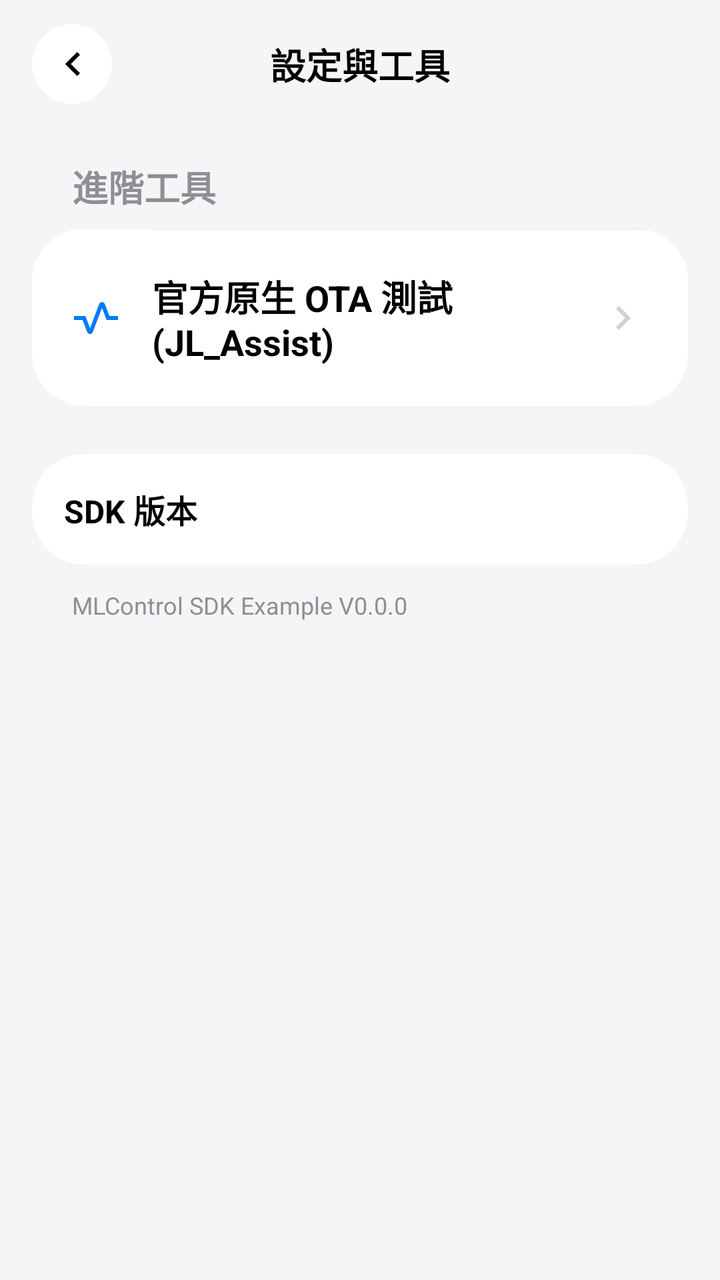
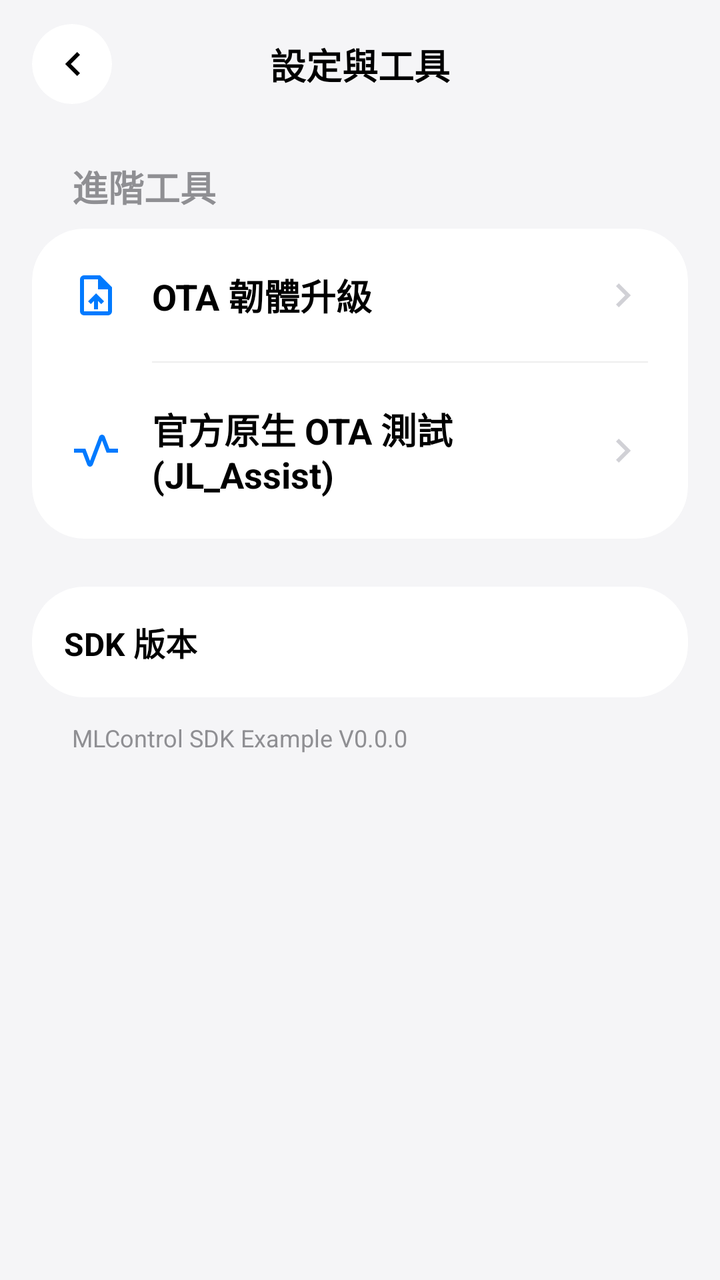

Compare the two renders of this Android layout. The source of the first and the diff that turns it into the second are given below.
<!-- AndroidManifest.xml: application theme Theme.MLControlCore -->
<!-- res/layout/fragment_settings_and_tools.xml -->
<?xml version="1.0" encoding="utf-8"?>
<androidx.constraintlayout.widget.ConstraintLayout xmlns:android="http://schemas.android.com/apk/res/android"
    xmlns:app="http://schemas.android.com/apk/res-auto"
    xmlns:tools="http://schemas.android.com/tools"
    android:layout_width="match_parent"
    android:layout_height="match_parent"
    android:background="#F5F5F7">

    <androidx.constraintlayout.widget.ConstraintLayout
        android:id="@+id/layoutTopBar"
        android:layout_width="match_parent"
        android:layout_height="64dp"
        app:layout_constraintTop_toTopOf="parent">

        <androidx.cardview.widget.CardView
            android:id="@+id/btnBack"
            android:layout_width="40dp"
            android:layout_height="40dp"
            android:layout_marginStart="16dp"
            app:cardBackgroundColor="@color/white"
            app:cardCornerRadius="20dp"
            app:cardElevation="0dp"
            app:layout_constraintBottom_toBottomOf="parent"
            app:layout_constraintStart_toStartOf="parent"
            app:layout_constraintTop_toTopOf="parent">

            <ImageView
                android:layout_width="24dp"
                android:layout_height="24dp"
                android:layout_gravity="center"
                android:src="@drawable/keyboard_arrow_down_24px"
                android:rotation="90"
                app:tint="@color/black" />
        </androidx.cardview.widget.CardView>

        <TextView
            android:id="@+id/tvTitle"
            android:layout_width="wrap_content"
            android:layout_height="wrap_content"
            android:text="設定與工具"
            android:textColor="@color/black"
            android:textSize="18sp"
            android:textStyle="bold"
            app:layout_constraintBottom_toBottomOf="parent"
            app:layout_constraintEnd_toEndOf="parent"
            app:layout_constraintStart_toStartOf="parent"
            app:layout_constraintTop_toTopOf="parent" />

    </androidx.constraintlayout.widget.ConstraintLayout>

    <androidx.core.widget.NestedScrollView
        android:layout_width="match_parent"
        android:layout_height="0dp"
        app:layout_constraintBottom_toBottomOf="parent"
        app:layout_constraintTop_toBottomOf="@id/layoutTopBar">

        <LinearLayout
            android:layout_width="match_parent"
            android:layout_height="wrap_content"
            android:orientation="vertical"
            android:padding="16dp">

            <LinearLayout
                android:id="@+id/layoutLogSection"
                android:layout_width="match_parent"
                android:layout_height="wrap_content"
                android:layout_marginBottom="24dp"
                android:visibility="gone"
                android:orientation="vertical">

                <TextView
                    android:layout_width="match_parent"
                    android:layout_height="wrap_content"
                    android:layout_marginStart="8dp"
                    android:layout_marginBottom="8dp"
                    android:text="日誌與除錯"
                    android:textColor="#9E9E9E"
                    android:textSize="14sp"
                    android:textStyle="bold" />

                <com.google.android.material.card.MaterialCardView
                    android:layout_width="match_parent"
                    android:layout_height="wrap_content"
                    app:cardBackgroundColor="@color/white"
                    app:cardCornerRadius="20dp"
                    app:cardElevation="0dp"
                    app:strokeWidth="0dp">

                    <LinearLayout
                        android:layout_width="match_parent"
                        android:layout_height="wrap_content"
                        android:orientation="vertical">

                        
                        <androidx.constraintlayout.widget.ConstraintLayout
                            android:layout_width="match_parent"
                            android:layout_height="wrap_content"
                            android:padding="16dp">

                            <LinearLayout
                                android:layout_width="0dp"
                                android:layout_height="wrap_content"
                                android:orientation="vertical"
                                app:layout_constraintBottom_toBottomOf="parent"
                                app:layout_constraintEnd_toStartOf="@+id/swLowLevelLog"
                                app:layout_constraintStart_toStartOf="parent"
                                app:layout_constraintTop_toTopOf="parent">

                                <TextView
                                    android:layout_width="wrap_content"
                                    android:layout_height="wrap_content"
                                    android:text="顯示底層通訊日誌"
                                    android:textColor="@color/black"
                                    android:textSize="16sp"
                                    android:textStyle="bold" />

                                <TextView
                                    android:layout_width="wrap_content"
                                    android:layout_height="wrap_content"
                                    android:text="將 [MLCore] 原始封包顯示在 LogView"
                                    android:textColor="#9E9E9E"
                                    android:textSize="12sp" />
                            </LinearLayout>

                            <androidx.appcompat.widget.SwitchCompat
                                android:id="@+id/swLowLevelLog"
                                android:layout_width="wrap_content"
                                android:layout_height="wrap_content"
                                app:layout_constraintBottom_toBottomOf="parent"
                                app:layout_constraintEnd_toEndOf="parent"
                                app:layout_constraintTop_toTopOf="parent"
                                app:thumbTint="@color/white"
                                app:trackTint="@color/switch_track_selector" />

                        </androidx.constraintlayout.widget.ConstraintLayout>

                        <View
                            android:layout_width="match_parent"
                            android:layout_height="0.5dp"
                            android:layout_marginStart="16dp"
                            android:background="#EEEEEE" />

                        
                        <androidx.constraintlayout.widget.ConstraintLayout
                            android:layout_width="match_parent"
                            android:layout_height="wrap_content"
                            android:padding="16dp">

                        <LinearLayout
                            android:layout_width="0dp"
                            android:layout_height="wrap_content"
                            android:orientation="vertical"
                            app:layout_constraintBottom_toBottomOf="parent"
                            app:layout_constraintEnd_toStartOf="@+id/swToastLog"
                            app:layout_constraintStart_toStartOf="parent"
                            app:layout_constraintTop_toTopOf="parent">

                            <TextView
                                android:layout_width="wrap_content"
                                android:layout_height="wrap_content"
                                android:text="顯示浮動日誌提示 (Toast)"
                                android:textColor="@color/black"
                                android:textSize="16sp"
                                android:textStyle="bold" />

                            <TextView
                                android:layout_width="wrap_content"
                                android:layout_height="wrap_content"
                                android:text="在螢幕下方顯示黑底白字日誌"
                                android:textColor="#9E9E9E"
                                android:textSize="12sp" />
                        </LinearLayout>

                        <androidx.appcompat.widget.SwitchCompat
                            android:id="@+id/swToastLog"
                            android:layout_width="wrap_content"
                            android:layout_height="wrap_content"
                            android:checked="true"
                            app:layout_constraintBottom_toBottomOf="parent"
                            app:layout_constraintEnd_toEndOf="parent"
                            app:layout_constraintTop_toTopOf="parent"
                            app:thumbTint="@color/white"
                            app:trackTint="@color/switch_track_selector" />

                    </androidx.constraintlayout.widget.ConstraintLayout>

                </LinearLayout>
            </com.google.android.material.card.MaterialCardView>
        </LinearLayout>

            <TextView
                android:layout_width="match_parent"
                android:layout_height="wrap_content"
                android:layout_marginStart="20dp"
                android:layout_marginBottom="8dp"
                android:text="進階工具"
                android:textColor="@color/system_dark_gray"
                android:textSize="18sp"
                android:textStyle="bold" />

            <com.google.android.material.card.MaterialCardView
                android:layout_width="match_parent"
                android:layout_height="wrap_content"
                app:cardBackgroundColor="@color/white"
                app:cardCornerRadius="26dp"
                app:cardElevation="0dp"
                app:strokeWidth="0dp">

                <LinearLayout
                    android:layout_width="match_parent"
                    android:layout_height="wrap_content"
                    android:orientation="vertical">

                    
                    <androidx.constraintlayout.widget.ConstraintLayout
                        android:id="@+id/cvOTAUpgrade"
                        android:layout_width="match_parent"
                        android:layout_height="wrap_content"
                        android:background="?attr/selectableItemBackground"
                        android:clickable="true"
                        android:focusable="true"
                        android:visibility="gone"
                        android:padding="20dp">

                        <ImageView
                            android:id="@+id/ivOTAUpgrade"
                            android:layout_width="24dp"
                            android:layout_height="24dp"
                            android:src="@drawable/upload_file_24px"
                            app:layout_constraintBottom_toBottomOf="parent"
                            app:layout_constraintStart_toStartOf="parent"
                            app:layout_constraintTop_toTopOf="parent"
                            app:tint="@color/system_blue" />

                        <TextView
                            android:layout_width="0dp"
                            android:layout_height="wrap_content"
                            android:layout_marginStart="16dp"
                            android:text="OTA 韌體升級"
                            android:textColor="@color/black"
                            android:textSize="18sp"
                            android:textStyle="bold"
                            app:layout_constraintBottom_toBottomOf="parent"
                            app:layout_constraintEnd_toStartOf="@+id/ivArrowUpgrade"
                            app:layout_constraintStart_toEndOf="@id/ivOTAUpgrade"
                            app:layout_constraintTop_toTopOf="parent" />

                        <ImageView
                            android:id="@+id/ivArrowUpgrade"
                            android:layout_width="24dp"
                            android:layout_height="24dp"
                            android:rotation="-90"
                            android:src="@drawable/keyboard_arrow_down_24px"
                            app:layout_constraintBottom_toBottomOf="parent"
                            app:layout_constraintEnd_toEndOf="parent"
                            app:layout_constraintTop_toTopOf="parent"
                            app:tint="@color/unSelected_gray" />

                    </androidx.constraintlayout.widget.ConstraintLayout>

                    <View
                        android:layout_width="match_parent"
                        android:layout_height="0.5dp"
                        android:layout_marginStart="60dp"
                        android:layout_marginEnd="20dp"
                        android:background="#EEEEEE" />

                    
                    <androidx.constraintlayout.widget.ConstraintLayout
                        android:id="@+id/cvOTA"
                        android:layout_width="match_parent"
                        android:layout_height="wrap_content"
                        android:background="?attr/selectableItemBackground"
                        android:clickable="true"
                        android:focusable="true"
                        android:padding="20dp">

                        <ImageView
                            android:id="@+id/ivOTA"
                            android:layout_width="24dp"
                            android:layout_height="24dp"
                            android:src="@drawable/vital_signs_24px"
                            app:layout_constraintBottom_toBottomOf="parent"
                            app:layout_constraintStart_toStartOf="parent"
                            app:layout_constraintTop_toTopOf="parent"
                            app:tint="@color/system_blue" />

                        <TextView
                            android:layout_width="0dp"
                            android:layout_height="wrap_content"
                            android:layout_marginStart="16dp"
                            android:text="官方原生 OTA 測試 (JL_Assist)"
                            android:textColor="@color/black"
                            android:textSize="18sp"
                            android:textStyle="bold"
                            app:layout_constraintBottom_toBottomOf="parent"
                            app:layout_constraintEnd_toStartOf="@+id/ivArrow"
                            app:layout_constraintStart_toEndOf="@id/ivOTA"
                            app:layout_constraintTop_toTopOf="parent" />

                        <ImageView
                            android:id="@+id/ivArrow"
                            android:layout_width="24dp"
                            android:layout_height="24dp"
                            android:rotation="-90"
                            android:src="@drawable/keyboard_arrow_down_24px"
                            app:layout_constraintBottom_toBottomOf="parent"
                            app:layout_constraintEnd_toEndOf="parent"
                            app:layout_constraintTop_toTopOf="parent"
                            app:tint="@color/unSelected_gray" />

                    </androidx.constraintlayout.widget.ConstraintLayout>

                </LinearLayout>
            </com.google.android.material.card.MaterialCardView>

            <com.google.android.material.card.MaterialCardView
                android:layout_width="match_parent"
                android:layout_height="wrap_content"
                android:layout_marginTop="24dp"
                app:cardBackgroundColor="@color/white"
                app:cardCornerRadius="26dp"
                app:cardElevation="0dp"
                app:strokeWidth="0dp">

                <androidx.constraintlayout.widget.ConstraintLayout
                    android:layout_width="match_parent"
                    android:layout_height="wrap_content"
                    android:padding="16dp">

                    <TextView
                        android:layout_width="wrap_content"
                        android:layout_height="wrap_content"
                        android:text="SDK 版本"
                        android:textColor="@color/black"
                        android:textSize="16sp"
                        android:textStyle="bold"
                        app:layout_constraintBottom_toBottomOf="parent"
                        app:layout_constraintStart_toStartOf="parent"
                        app:layout_constraintTop_toTopOf="parent"/>

                    <TextView
                        android:id="@+id/tvSDKVersion"
                        android:layout_width="wrap_content"
                        android:layout_height="wrap_content"
                        android:text=""
                        android:textColor="@color/system_dark_gray"
                        android:textSize="16sp"
                        android:textStyle="bold"
                        app:layout_constraintBottom_toBottomOf="parent"
                        app:layout_constraintEnd_toEndOf="parent"
                        app:layout_constraintTop_toTopOf="parent" />

                </androidx.constraintlayout.widget.ConstraintLayout>
            </com.google.android.material.card.MaterialCardView>

            <TextView
                android:id="@+id/tips"
                android:layout_width="match_parent"
                android:layout_height="wrap_content"
                android:layout_marginStart="20dp"
                android:layout_marginTop="12dp"
                android:text="MLControl SDK Example V0.0.0"
                android:textColor="@color/system_dark_gray"
                android:textSize="12sp" />

        </LinearLayout>
    </androidx.core.widget.NestedScrollView>

</androidx.constraintlayout.widget.ConstraintLayout>
<!-- resources referenced by this layout -->
<resources>
  <color name="black">#FF000000</color>
  <color name="system_blue">#007AFF</color>
  <color name="system_dark_gray">#8f8f93</color>
  <color name="unSelected_gray">#D1D1D6</color>
  <color name="white">#FFFFFFFF</color>
  <!-- drawable keyboard_arrow_down_24px (drawable) -->
  <vector xmlns:android="http://schemas.android.com/apk/res/android"
      android:width="24dp"
      android:height="24dp"
      android:viewportWidth="960"
      android:viewportHeight="960"
      android:tint="?attr/colorControlNormal">
    <path
        android:fillColor="@android:color/white"
        android:pathData="M480,616L240,376L296,320L480,504L664,320L720,376L480,616Z"/>
  </vector>
  <!-- drawable upload_file_24px (drawable) -->
  <vector xmlns:android="http://schemas.android.com/apk/res/android"
      android:width="24dp"
      android:height="24dp"
      android:viewportWidth="960"
      android:viewportHeight="960"
      android:tint="?attr/colorControlNormal">
    <path
        android:fillColor="@android:color/white"
        android:pathData="M440,760L520,760L520,593L584,657L640,600L480,440L320,600L377,656L440,593L440,760ZM240,880Q207,880 183.5,856.5Q160,833 160,800L160,160Q160,127 183.5,103.5Q207,80 240,80L560,80L800,320L800,800Q800,833 776.5,856.5Q753,880 720,880L240,880ZM520,360L520,160L240,160Q240,160 240,160Q240,160 240,160L240,800Q240,800 240,800Q240,800 240,800L720,800Q720,800 720,800Q720,800 720,800L720,360L520,360ZM240,160L240,160L240,360L240,360L240,160L240,360L240,360L240,800Q240,800 240,800Q240,800 240,800L240,800Q240,800 240,800Q240,800 240,800L240,160Q240,160 240,160Q240,160 240,160Z"/>
  </vector>
  <!-- drawable vital_signs_24px (drawable) -->
  <vector xmlns:android="http://schemas.android.com/apk/res/android"
      android:width="24dp"
      android:height="24dp"
      android:viewportWidth="960"
      android:viewportHeight="960"
      android:tint="?attr/colorControlNormal">
    <path
        android:fillColor="@android:color/white"
        android:pathData="M326,789Q311,778 304,761L212,520L40,520L40,440L268,440L360,684L544,199Q551,182 566,171Q581,160 600,160Q619,160 634,171Q649,182 656,199L748,440L920,440L920,520L692,520L600,276L416,761Q409,778 394,789Q379,800 360,800Q341,800 326,789Z"/>
  </vector>
  <style name="Theme.MLControlCore" parent="Theme.MaterialComponents.Light.NoActionBar">
          
  
  
  
  
  
  
  
  
      </style>
</resources>

<!-- the commit's change to res/layout/fragment_settings_and_tools.xml (unified diff, before → after) -->
@@ -219,7 +219,7 @@
                         android:background="?attr/selectableItemBackground"
                         android:clickable="true"
                         android:focusable="true"
-                        android:visibility="gone"
+                        android:visibility="visible"
                         android:padding="20dp">
 
                         <ImageView
